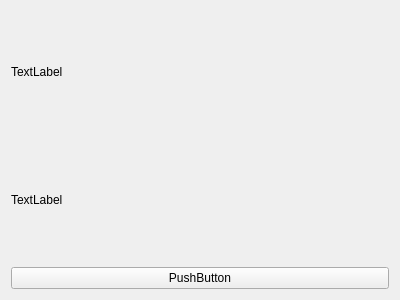
First picture: the form in FileManagerErrorMessageWidget.ui, repository wruwami/TPCAM-M30, before the edit.
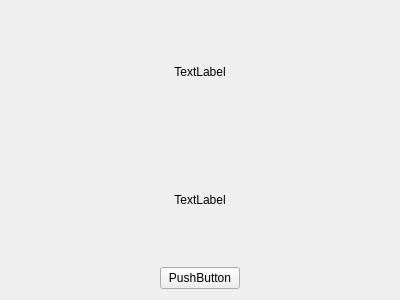
Second picture: the form after the edit. Custom widgets are drawn as their Qt base class.

Patch:
```diff
--- a/FileManagerErrorMessageWidget.ui
+++ b/FileManagerErrorMessageWidget.ui
@@ -15,26 +15,58 @@
   </property>
   <layout class="QVBoxLayout" name="verticalLayout">
    <item>
-    <layout class="QGridLayout" name="gridLayout">
-     <item row="2" column="0">
+    <layout class="QGridLayout" name="gridLayout" columnstretch="2,1,2">
+     <item row="2" column="1">
       <widget class="CustomPushButton" name="pushButton">
        <property name="text">
         <string>PushButton</string>
        </property>
       </widget>
      </item>
-     <item row="0" column="0">
-      <widget class="CustomLabel" name="printError1Label">
-       <property name="text">
-        <string>TextLabel</string>
+     <item row="2" column="0">
+      <spacer name="horizontalSpacer">
+       <property name="orientation">
+        <enum>Qt::Horizontal</enum>
        </property>
-      </widget>
+       <property name="sizeHint" stdset="0">
+        <size>
+         <width>40</width>
+         <height>20</height>
+        </size>
+       </property>
+      </spacer>
      </item>
-     <item row="1" column="0">
+     <item row="2" column="2">
+      <spacer name="horizontalSpacer_2">
+       <property name="orientation">
+        <enum>Qt::Horizontal</enum>
+       </property>
+       <property name="sizeHint" stdset="0">
+        <size>
+         <width>40</width>
+         <height>20</height>
+        </size>
+       </property>
+      </spacer>
+     </item>
+     <item row="1" column="0" colspan="3">
       <widget class="CustomLabel" name="printError2Label">
        <property name="text">
         <string>TextLabel</string>
        </property>
+       <property name="alignment">
+        <set>Qt::AlignCenter</set>
+       </property>
+      </widget>
+     </item>
+     <item row="0" column="0" colspan="3">
+      <widget class="CustomLabel" name="printError1Label">
+       <property name="text">
+        <string>TextLabel</string>
+       </property>
+       <property name="alignment">
+        <set>Qt::AlignCenter</set>
+       </property>
       </widget>
      </item>
     </layout>
```
Left out of the diff: 2 changed lines with no effect on the pictures.
